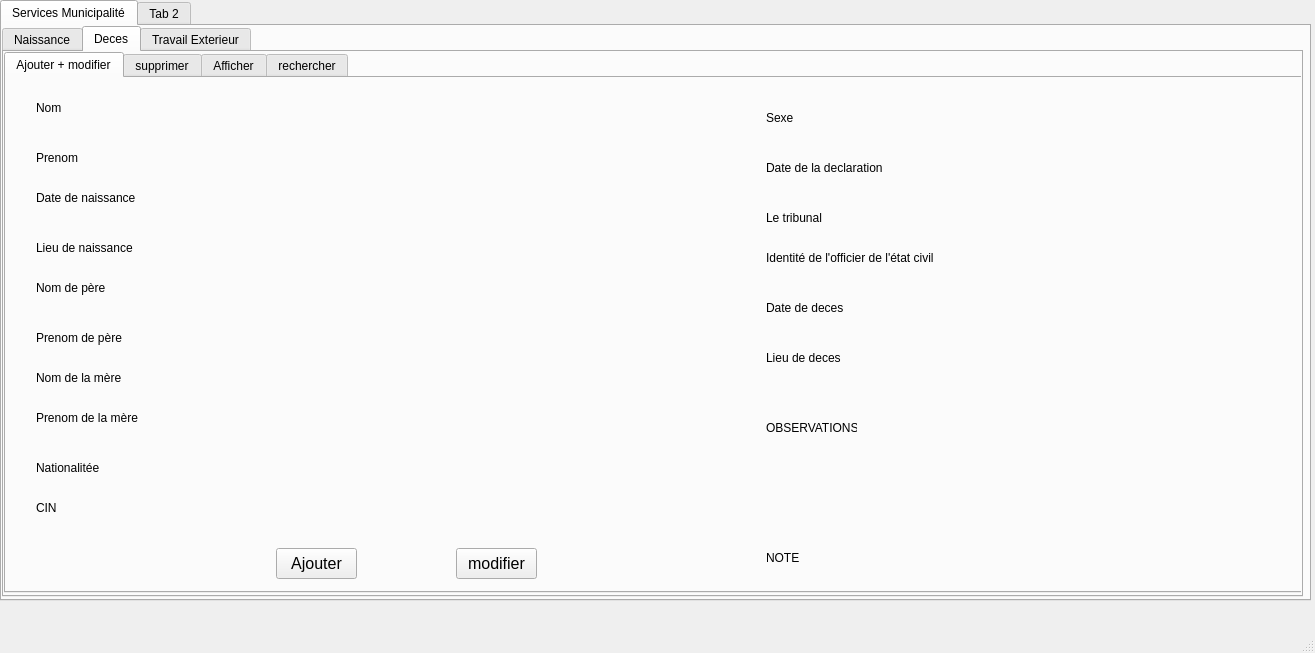
Above: mainwindow.ui from raniaamri/smart_municipality_2A5 before the change. Below: the same form after it.
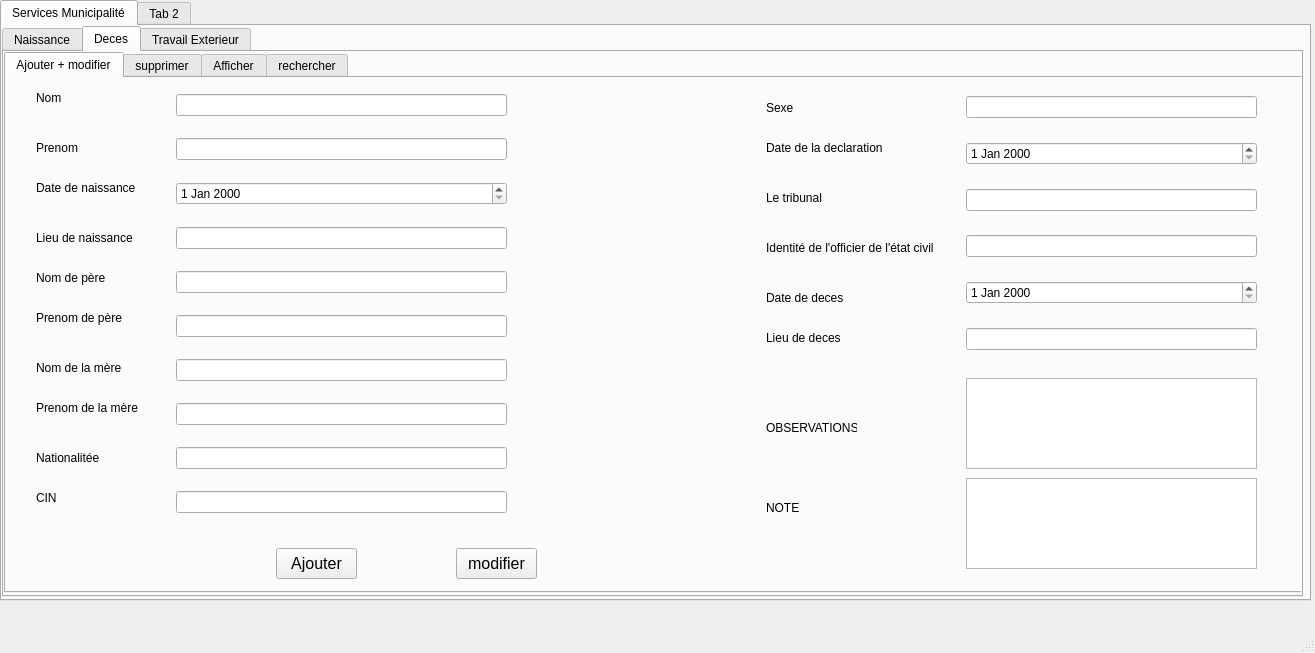
That is the form after the change. The open tabs and pages were chosen to show the change.

```diff
--- a/mainwindow.ui
+++ b/mainwindow.ui
@@ -428,7 +428,7 @@
            <string>CIN</string>
           </property>
          </widget>
-         <widget class="QLineEdit" name="lineEdit_2">
+         <widget class="QLineEdit" name="lineEdit_Suppression">
           <property name="geometry">
            <rect>
             <x>260</x>
@@ -591,7 +591,7 @@
           <property name="geometry">
            <rect>
             <x>30</x>
-            <y>20</y>
+            <y>10</y>
             <width>54</width>
             <height>20</height>
            </rect>
@@ -604,7 +604,7 @@
           <property name="geometry">
            <rect>
             <x>30</x>
-            <y>70</y>
+            <y>60</y>
             <width>54</width>
             <height>20</height>
            </rect>
@@ -617,7 +617,7 @@
           <property name="geometry">
            <rect>
             <x>30</x>
-            <y>110</y>
+            <y>100</y>
             <width>121</width>
             <height>20</height>
            </rect>
@@ -630,7 +630,7 @@
           <property name="geometry">
            <rect>
             <x>30</x>
-            <y>160</y>
+            <y>150</y>
             <width>121</width>
             <height>20</height>
            </rect>
@@ -643,7 +643,7 @@
           <property name="geometry">
            <rect>
             <x>30</x>
-            <y>200</y>
+            <y>190</y>
             <width>121</width>
             <height>20</height>
            </rect>
@@ -656,7 +656,7 @@
           <property name="geometry">
            <rect>
             <x>30</x>
-            <y>250</y>
+            <y>230</y>
             <width>121</width>
             <height>20</height>
            </rect>
@@ -669,7 +669,7 @@
           <property name="geometry">
            <rect>
             <x>30</x>
-            <y>290</y>
+            <y>280</y>
             <width>121</width>
             <height>20</height>
            </rect>
@@ -682,7 +682,7 @@
           <property name="geometry">
            <rect>
             <x>30</x>
-            <y>330</y>
+            <y>320</y>
             <width>121</width>
             <height>20</height>
            </rect>
@@ -695,7 +695,7 @@
           <property name="geometry">
            <rect>
             <x>30</x>
-            <y>380</y>
+            <y>370</y>
             <width>101</width>
             <height>20</height>
            </rect>
@@ -744,7 +744,7 @@
           <property name="geometry">
            <rect>
             <x>760</x>
-            <y>30</y>
+            <y>20</y>
             <width>54</width>
             <height>20</height>
            </rect>
@@ -757,7 +757,7 @@
           <property name="geometry">
            <rect>
             <x>760</x>
-            <y>80</y>
+            <y>60</y>
             <width>131</width>
             <height>20</height>
            </rect>
@@ -770,7 +770,7 @@
           <property name="geometry">
            <rect>
             <x>760</x>
-            <y>130</y>
+            <y>110</y>
             <width>81</width>
             <height>20</height>
            </rect>
@@ -783,7 +783,7 @@
           <property name="geometry">
            <rect>
             <x>760</x>
-            <y>170</y>
+            <y>160</y>
             <width>191</width>
             <height>20</height>
            </rect>
@@ -809,7 +809,7 @@
           <property name="geometry">
            <rect>
             <x>760</x>
-            <y>470</y>
+            <y>420</y>
             <width>54</width>
             <height>20</height>
            </rect>
@@ -822,7 +822,7 @@
           <property name="geometry">
            <rect>
             <x>30</x>
-            <y>420</y>
+            <y>410</y>
             <width>54</width>
             <height>20</height>
            </rect>
@@ -835,7 +835,7 @@
           <property name="geometry">
            <rect>
             <x>760</x>
-            <y>220</y>
+            <y>210</y>
             <width>111</width>
             <height>20</height>
            </rect>
@@ -848,7 +848,7 @@
           <property name="geometry">
            <rect>
             <x>760</x>
-            <y>270</y>
+            <y>250</y>
             <width>91</width>
             <height>20</height>
            </rect>
@@ -857,6 +857,112 @@
            <string>Lieu de deces</string>
           </property>
          </widget>
+         <widget class="QWidget" name="verticalLayoutWidget_3">
+          <property name="geometry">
+           <rect>
+            <x>170</x>
+            <y>0</y>
+            <width>331</width>
+            <height>451</height>
+           </rect>
+          </property>
+          <layout class="QVBoxLayout" name="verticalLayout_2">
+           <item>
+            <widget class="QLineEdit" name="lineEdit_Nom_2"/>
+           </item>
+           <item>
+            <widget class="QLineEdit" name="lineEdit_Prenomd"/>
+           </item>
+           <item>
+            <widget class="QDateEdit" name="dateEdit_3"/>
+           </item>
+           <item>
+            <widget class="QLineEdit" name="lineEdit_lieu_de_naissanced"/>
+           </item>
+           <item>
+            <widget class="QLineEdit" name="lineEdit_nompered"/>
+           </item>
+           <item>
+            <widget class="QLineEdit" name="lineEdit_prenom_du_pere_2"/>
+           </item>
+           <item>
+            <widget class="QLineEdit" name="lineEdit_nom_de_mere_2"/>
+           </item>
+           <item>
+            <widget class="QLineEdit" name="lineEdit_prenom_de_mere_2"/>
+           </item>
+           <item>
+            <widget class="QLineEdit" name="lineEdit_nationalite_2"/>
+           </item>
+           <item>
+            <widget class="QLineEdit" name="lineEdit_2"/>
+           </item>
+          </layout>
+         </widget>
+         <widget class="QWidget" name="verticalLayoutWidget_4">
+          <property name="geometry">
+           <rect>
+            <x>960</x>
+            <y>0</y>
+            <width>291</width>
+            <height>291</height>
+           </rect>
+          </property>
+          <layout class="QVBoxLayout" name="verticalLayout_4">
+           <item>
+            <widget class="QLineEdit" name="lineEdit_5"/>
+           </item>
+           <item>
+            <widget class="QDateEdit" name="dateEdit_4"/>
+           </item>
+           <item>
+            <widget class="QLineEdit" name="lineEdit_TRIBUNAL_2"/>
+           </item>
+           <item>
+            <widget class="QLineEdit" name="lineEdit_OFFICIER_2"/>
+           </item>
+           <item>
+            <widget class="QDateEdit" name="dateEdit_5"/>
+           </item>
+           <item>
+            <widget class="QLineEdit" name="lineEdit_6"/>
+           </item>
+          </layout>
+         </widget>
+         <widget class="QTextEdit" name="textEdit_3">
+          <property name="geometry">
+           <rect>
+            <x>960</x>
+            <y>300</y>
+            <width>291</width>
+            <height>91</height>
+           </rect>
+          </property>
+          <property name="html">
+           <string>&lt;!DOCTYPE HTML PUBLIC &quot;-//W3C//DTD HTML 4.0//EN&quot; &quot;http://www.w3.org/TR/REC-html40/strict.dtd&quot;&gt;
+&lt;html&gt;&lt;head&gt;&lt;meta name=&quot;qrichtext&quot; content=&quot;1&quot; /&gt;&lt;style type=&quot;text/css&quot;&gt;
+p, li { white-space: pre-wrap; }
+&lt;/style&gt;&lt;/head&gt;&lt;body style=&quot; font-family:'Titillium Web'; font-size:8pt; font-weight:400; font-style:normal;&quot;&gt;
+&lt;p style=&quot;-qt-paragraph-type:empty; margin-top:0px; margin-bottom:0px; margin-left:0px; margin-right:0px; -qt-block-indent:0; text-indent:0px;&quot;&gt;&lt;br /&gt;&lt;/p&gt;&lt;/body&gt;&lt;/html&gt;</string>
+          </property>
+         </widget>
+         <widget class="QTextEdit" name="textEdit_4">
+          <property name="geometry">
+           <rect>
+            <x>960</x>
+            <y>400</y>
+            <width>291</width>
+            <height>91</height>
+           </rect>
+          </property>
+          <property name="html">
+           <string>&lt;!DOCTYPE HTML PUBLIC &quot;-//W3C//DTD HTML 4.0//EN&quot; &quot;http://www.w3.org/TR/REC-html40/strict.dtd&quot;&gt;
+&lt;html&gt;&lt;head&gt;&lt;meta name=&quot;qrichtext&quot; content=&quot;1&quot; /&gt;&lt;style type=&quot;text/css&quot;&gt;
+p, li { white-space: pre-wrap; }
+&lt;/style&gt;&lt;/head&gt;&lt;body style=&quot; font-family:'Titillium Web'; font-size:8pt; font-weight:400; font-style:normal;&quot;&gt;
+&lt;p style=&quot;-qt-paragraph-type:empty; margin-top:0px; margin-bottom:0px; margin-left:0px; margin-right:0px; -qt-block-indent:0; text-indent:0px;&quot;&gt;&lt;br /&gt;&lt;/p&gt;&lt;/body&gt;&lt;/html&gt;</string>
+          </property>
+         </widget>
         </widget>
         <widget class="QWidget" name="tab_11">
          <attribute name="title">
```
Left out of the diff: 12 changed lines with no effect on the pictures.
